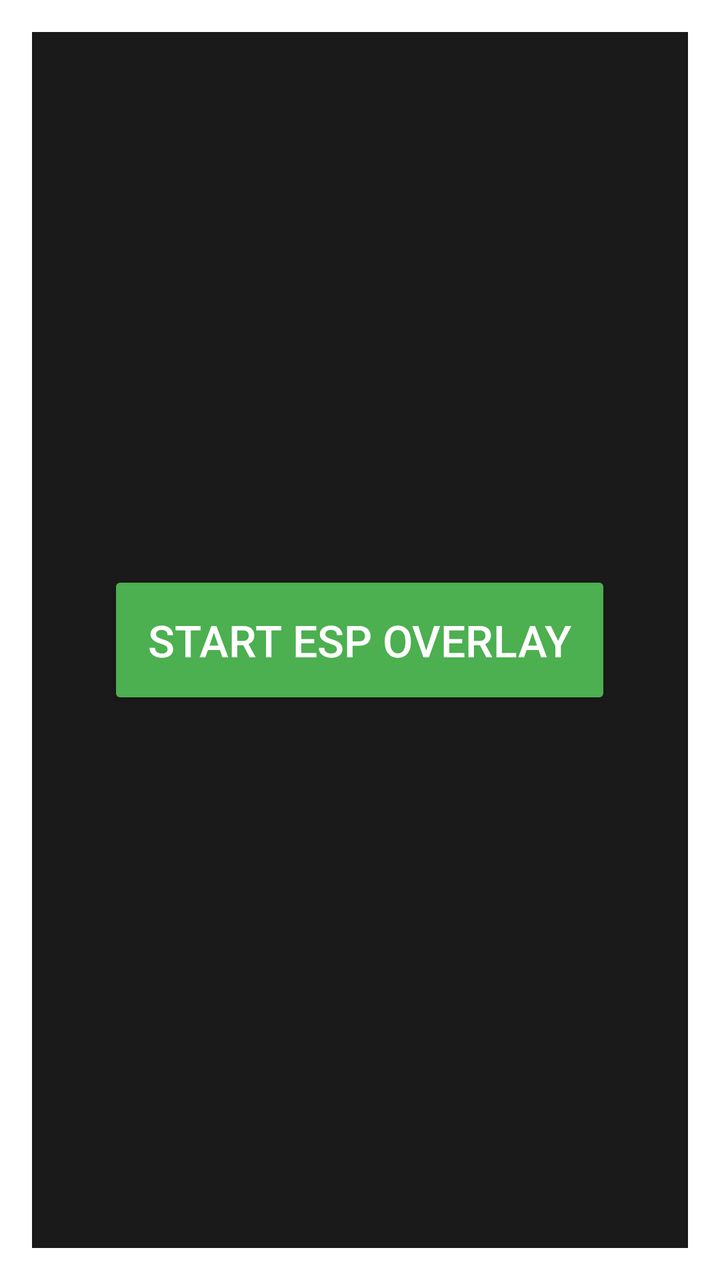
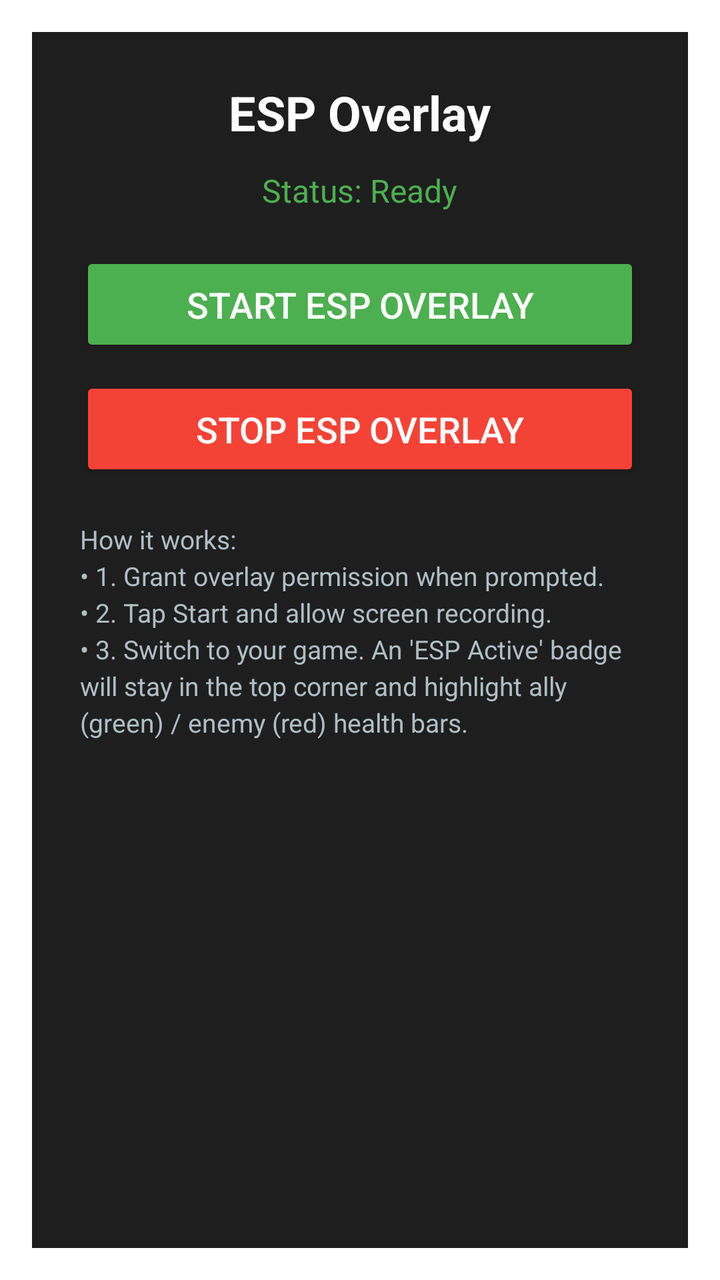

An Android layout rendered at two revisions. The XML below is the earlier revision; the diff shows what the commit changed to produce the second picture.
<!-- AndroidManifest.xml: activity theme Theme.AppCompat.Dialog -->
<!-- res/layout/activity_main.xml -->
<?xml version="1.0" encoding="utf-8"?>
<LinearLayout xmlns:android="http://schemas.android.com/apk/res/android"
    android:layout_width="match_parent"
    android:layout_height="match_parent"
    android:gravity="center"
    android:orientation="vertical"
    android:background="#1a1a1a">
    <Button
        android:id="@+id/btn_start"
        android:layout_width="wrap_content"
        android:layout_height="wrap_content"
        android:text="Start ESP Overlay"
        android:textSize="22sp"
        android:padding="20dp"
        android:backgroundTint="#4CAF50" />
</LinearLayout>
<!-- resources referenced by this layout -->
<resources>

</resources>

<!-- the commit's change to res/layout/activity_main.xml (unified diff, before → after) -->
@@ -1,16 +1,57 @@
 <?xml version="1.0" encoding="utf-8"?>
 <LinearLayout xmlns:android="http://schemas.android.com/apk/res/android"
     android:layout_width="match_parent"
-    android:layout_height="match_parent"
-    android:gravity="center"
+    android:layout_height="wrap_content"
+    android:gravity="center_horizontal"
     android:orientation="vertical"
-    android:background="#1a1a1a">
+    android:padding="24dp"
+    android:background="#1e1e1e">
+
+    <TextView
+        android:layout_width="wrap_content"
+        android:layout_height="wrap_content"
+        android:text="ESP Overlay"
+        android:textColor="#FFFFFF"
+        android:textSize="24sp"
+        android:textStyle="bold"
+        android:layout_marginBottom="12dp" />
+
+    <TextView
+        android:id="@+id/tv_status"
+        android:layout_width="wrap_content"
+        android:layout_height="wrap_content"
+        android:text="Status: Ready"
+        android:textColor="#4CAF50"
+        android:textSize="16sp"
+        android:layout_marginBottom="20dp" />
+
     <Button
         android:id="@+id/btn_start"
-        android:layout_width="wrap_content"
+        android:layout_width="match_parent"
         android:layout_height="wrap_content"
         android:text="Start ESP Overlay"
-        android:textSize="22sp"
-        android:padding="20dp"
-        android:backgroundTint="#4CAF50" />
+        android:textColor="#FFFFFF"
+        android:textSize="18sp"
+        android:padding="14dp"
+        android:backgroundTint="#4CAF50"
+        android:layout_marginBottom="10dp" />
+
+    <Button
+        android:id="@+id/btn_stop"
+        android:layout_width="match_parent"
+        android:layout_height="wrap_content"
+        android:text="Stop ESP Overlay"
+        android:textColor="#FFFFFF"
+        android:textSize="18sp"
+        android:padding="14dp"
+        android:backgroundTint="#F44336"
+        android:layout_marginBottom="20dp" />
+
+    <TextView
+        android:layout_width="match_parent"
+        android:layout_height="wrap_content"
+        android:text="How it works:\n• 1. Grant overlay permission when prompted.\n• 2. Tap Start and allow screen recording.\n• 3. Switch to your game. An 'ESP Active' badge will stay in the top corner and highlight ally (green) / enemy (red) health bars."
+        android:textColor="#B0BEC5"
+        android:textSize="13sp"
+        android:lineSpacingExtra="3dp" />
 </LinearLayout>
